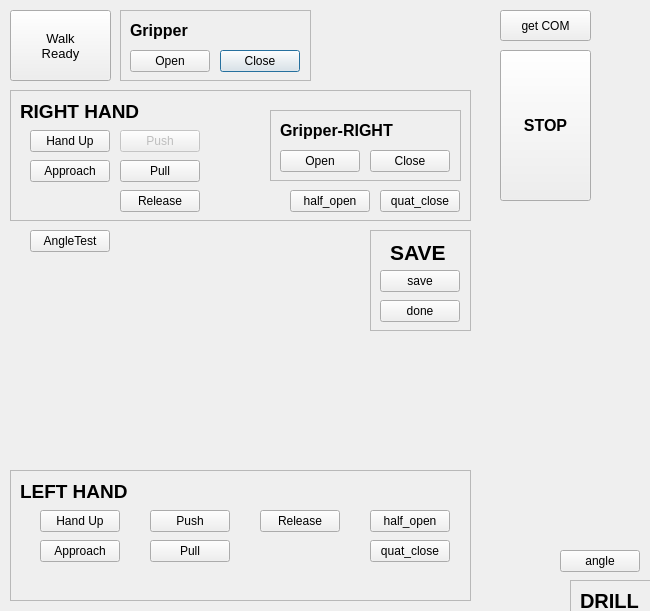
Before: the Qt Designer form MobileHubo_ROScomm_drill_LeftHandTest/src/PODOGUI/drilldialog.ui in chosaihim/drill_podo_left_git, drawn with Qt 5.
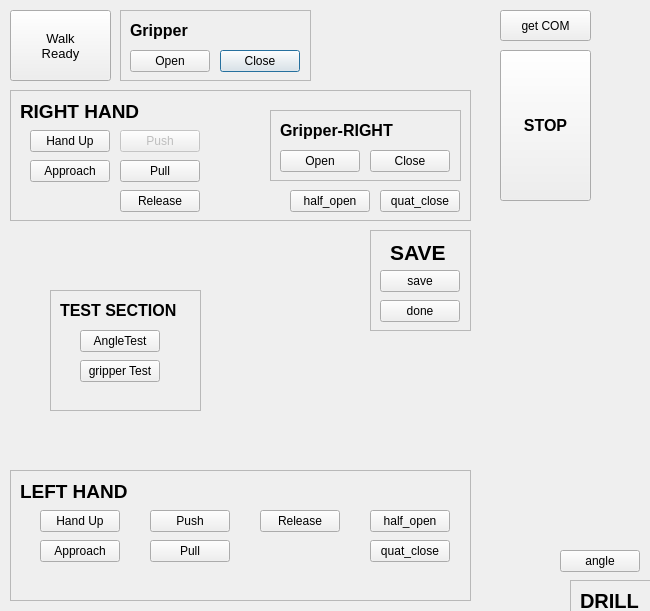
After: the same form once the commit is applied.

Diff of the .ui file:
```diff
--- a/MobileHubo_ROScomm_drill_LeftHandTest/src/PODOGUI/drilldialog.ui
+++ b/MobileHubo_ROScomm_drill_LeftHandTest/src/PODOGUI/drilldialog.ui
@@ -744,19 +744,6 @@
     </widget>
    </widget>
   </widget>
-  <widget class="QPushButton" name="PB_angleTest">
-   <property name="geometry">
-    <rect>
-     <x>30</x>
-     <y>230</y>
-     <width>80</width>
-     <height>22</height>
-    </rect>
-   </property>
-   <property name="text">
-    <string>AngleTest</string>
-   </property>
-  </widget>
   <widget class="QFrame" name="frame">
    <property name="geometry">
     <rect>
@@ -825,6 +812,61 @@
     <string>angle</string>
    </property>
   </widget>
+  <widget class="QFrame" name="frame_2">
+   <property name="geometry">
+    <rect>
+     <x>50</x>
+     <y>290</y>
+     <width>151</width>
+     <height>121</height>
+    </rect>
+   </property>
+   <property name="frameShape">
+    <enum>QFrame::StyledPanel</enum>
+   </property>
+   <property name="frameShadow">
+    <enum>QFrame::Raised</enum>
+   </property>
+   <widget class="QPushButton" name="PB_angleTest">
+    <property name="geometry">
+     <rect>
+      <x>30</x>
+      <y>40</y>
+      <width>80</width>
+      <height>22</height>
+     </rect>
+    </property>
+    <property name="text">
+     <string>AngleTest</string>
+    </property>
+   </widget>
+   <widget class="QPushButton" name="PB_gripperTest">
+    <property name="geometry">
+     <rect>
+      <x>30</x>
+      <y>70</y>
+      <width>80</width>
+      <height>22</height>
+     </rect>
+    </property>
+    <property name="text">
+     <string>gripper Test</string>
+    </property>
+   </widget>
+   <widget class="QLabel" name="label">
+    <property name="geometry">
+     <rect>
+      <x>10</x>
+      <y>10</y>
+      <width>131</width>
+      <height>21</height>
+     </rect>
+    </property>
+    <property name="text">
+     <string>&lt;html&gt;&lt;head/&gt;&lt;body&gt;&lt;p&gt;&lt;span style=&quot; font-size:12pt; font-weight:600;&quot;&gt;TEST SECTION&lt;/span&gt;&lt;/p&gt;&lt;/body&gt;&lt;/html&gt;</string>
+    </property>
+   </widget>
+  </widget>
  </widget>
  <resources/>
  <connections/>
```
